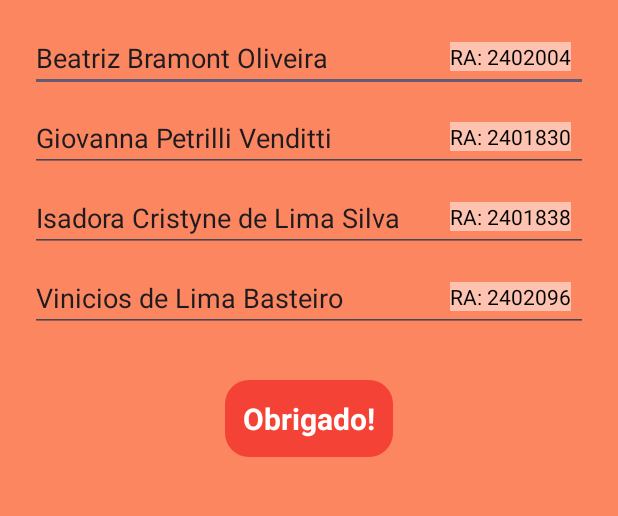
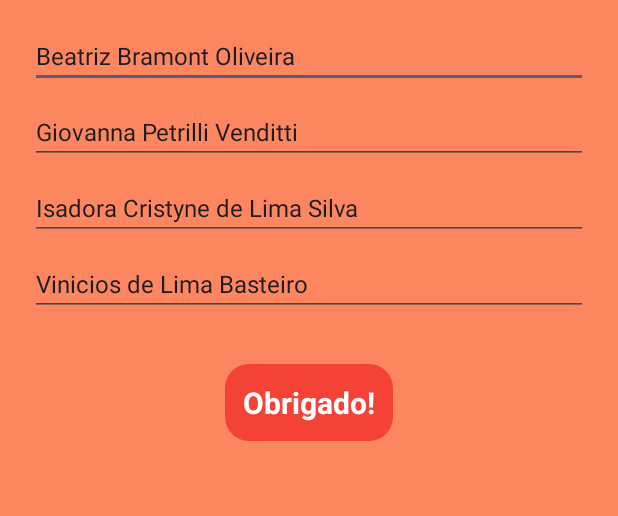
Before and after one commit to isadorasilva22/QuartetoAPP, an Android app: the LoginActivity screen opened directly, with no data from a screen before it, on a phone screen of 412 x 824 dp, the part 434-950 px from its top. Run offline under Robolectric (Android 15) with nearby library versions, the phone set to English and light mode, and no system bars.

Commit message:
Update activity_login.xml

```diff
--- a/projeto_kotlin/app/src/main/res/layout/activity_login.xml
+++ b/projeto_kotlin/app/src/main/res/layout/activity_login.xml
@@ -1,5 +1,6 @@
 <?xml version="1.0" encoding="utf-8"?>
-<androidx.constraintlayout.widget.ConstraintLayout xmlns:android="http://schemas.android.com/apk/res/android"
+<androidx.constraintlayout.widget.ConstraintLayout
+    xmlns:android="http://schemas.android.com/apk/res/android"
     xmlns:app="http://schemas.android.com/apk/res-auto"
     xmlns:tools="http://schemas.android.com/tools"
     android:layout_width="match_parent"
@@ -7,16 +8,18 @@
     android:background="#FB8660"
     android:padding="20dp">
 
+    <!-- Logo -->
     <ImageView
         android:id="@+id/logo"
         android:layout_width="128dp"
         android:layout_height="175dp"
         android:layout_marginTop="30dp"
         android:src="@drawable/logo_circo_app"
-        app:layout_constraintEnd_toEndOf="parent"
+        app:layout_constraintTop_toTopOf="parent"
         app:layout_constraintStart_toStartOf="parent"
-        app:layout_constraintTop_toTopOf="parent" />
+        app:layout_constraintEnd_toEndOf="parent" />
 
+    <!-- Nome: Bia -->
     <EditText
         android:id="@+id/bia"
         android:layout_width="0dp"
@@ -24,10 +27,23 @@
         android:layout_marginTop="16dp"
         android:inputType="text"
         android:text="Beatriz Bramont Oliveira"
-        app:layout_constraintEnd_toEndOf="parent"
+        android:textSize="16sp"
+        app:layout_constraintTop_toBottomOf="@id/logo"
         app:layout_constraintStart_toStartOf="parent"
-        app:layout_constraintTop_toBottomOf="@id/logo" />
+        app:layout_constraintEnd_toEndOf="parent"/>
 
+    <TextView
+        android:id="@+id/biaRA"
+        android:layout_width="wrap_content"
+        android:layout_height="wrap_content"
+        android:text="RA: 2402004"
+        android:textSize="16sp"
+        android:textColor="#000000"
+        android:background="#80FFFFFF"
+        app:layout_constraintStart_toEndOf="@id/bia"
+        app:layout_constraintBaseline_toBaselineOf="@id/bia"/>
+
+    <!-- Nome: Gi -->
     <EditText
         android:id="@+id/gi"
         android:layout_width="0dp"
@@ -35,10 +51,23 @@
         android:layout_marginTop="8dp"
         android:inputType="text"
         android:text="Giovanna Petrilli Venditti"
-        app:layout_constraintEnd_toEndOf="parent"
+        android:textSize="16sp"
+        app:layout_constraintTop_toBottomOf="@id/bia"
         app:layout_constraintStart_toStartOf="parent"
-        app:layout_constraintTop_toBottomOf="@id/bia" />
+        app:layout_constraintEnd_toEndOf="parent"/>
 
+    <TextView
+        android:id="@+id/giRA"
+        android:layout_width="wrap_content"
+        android:layout_height="wrap_content"
+        android:text="RA: 2401830"
+        android:textSize="16sp"
+        android:textColor="#000000"
+        android:background="#80FFFFFF"
+        app:layout_constraintStart_toEndOf="@id/gi"
+        app:layout_constraintBaseline_toBaselineOf="@id/gi"/>
+
+    <!-- Nome: Isa -->
     <EditText
         android:id="@+id/isa"
         android:layout_width="0dp"
@@ -46,10 +75,23 @@
         android:layout_marginTop="8dp"
         android:inputType="text"
         android:text="Isadora Cristyne de Lima Silva"
-        app:layout_constraintEnd_toEndOf="parent"
+        android:textSize="16sp"
+        app:layout_constraintTop_toBottomOf="@id/gi"
         app:layout_constraintStart_toStartOf="parent"
-        app:layout_constraintTop_toBottomOf="@id/gi" />
+        app:layout_constraintEnd_toEndOf="parent"/>
 
+    <TextView
+        android:id="@+id/isaRA"
+        android:layout_width="wrap_content"
+        android:layout_height="wrap_content"
+        android:text="RA: 2401838"
+        android:textSize="16sp"
+        android:textColor="#000000"
+        android:background="#80FFFFFF"
+        app:layout_constraintStart_toEndOf="@id/isa"
+        app:layout_constraintBaseline_toBaselineOf="@id/isa"/>
+
+    <!-- Nome: Vini -->
     <EditText
         android:id="@+id/vini"
         android:layout_width="0dp"
@@ -57,71 +99,37 @@
         android:layout_marginTop="8dp"
         android:inputType="text"
         android:text="Vinicios de Lima Basteiro"
-        app:layout_constraintEnd_toEndOf="parent"
+        android:textSize="16sp"
+        app:layout_constraintTop_toBottomOf="@id/isa"
         app:layout_constraintStart_toStartOf="parent"
-        app:layout_constraintTop_toBottomOf="@id/isa" />
-
-    <TextView
-        android:id="@+id/biaRA"
-        android:layout_width="wrap_content"
-        android:layout_height="wrap_content"
-        android:layout_marginStart="280dp"
-        android:layout_marginTop="12dp"
-        android:background="#80FFFFFF"
-        android:text="RA: 2402004"
-        android:textColor="#000000"
-        app:layout_constraintStart_toStartOf="@id/bia"
-        app:layout_constraintTop_toTopOf="@id/bia" /> <!-- Semitransparente para sobrepor visivelmente -->
-    <TextView
-        android:id="@+id/giRA"
-        android:layout_width="wrap_content"
-        android:layout_height="wrap_content"
-        android:layout_marginStart="280dp"
-        android:layout_marginTop="12dp"
-        android:background="#80FFFFFF"
-        android:text="RA: 2401830"
-        android:textColor="#000000"
-        app:layout_constraintStart_toStartOf="@id/gi"
-        app:layout_constraintTop_toTopOf="@id/gi" />
-
-    <TextView
-        android:id="@+id/isaRA"
-        android:layout_width="wrap_content"
-        android:layout_height="wrap_content"
-        android:layout_marginStart="280dp"
-        android:layout_marginTop="12dp"
-        android:background="#80FFFFFF"
-        android:text="RA: 2401838"
-        android:textColor="#000000"
-        app:layout_constraintStart_toStartOf="@id/isa"
-        app:layout_constraintTop_toTopOf="@id/isa" />
+        app:layout_constraintEnd_toEndOf="parent"/>
 
     <TextView
         android:id="@+id/viniRA"
         android:layout_width="wrap_content"
         android:layout_height="wrap_content"
-        android:layout_marginStart="280dp"
-        android:layout_marginTop="12dp"
+        android:text="RA: 2402096"
+        android:textSize="16sp"
+        android:textColor="#000000"
         android:background="#80FFFFFF"
-        android:text="RA: 2402096"
-        android:textColor="#000000"
-        app:layout_constraintStart_toStartOf="@id/vini"
-        app:layout_constraintTop_toTopOf="@id/vini" />
+        app:layout_constraintStart_toEndOf="@id/vini"
+        app:layout_constraintBaseline_toBaselineOf="@id/vini"/>
 
+    <!-- Obrigado -->
     <TextView
         android:id="@+id/obg"
         android:layout_width="wrap_content"
         android:layout_height="wrap_content"
+        android:layout_marginTop="32dp"
         android:text="Obrigado!"
+        android:textSize="20sp"
         android:textColor="#FFFFFF"
-        android:textSize="20sp"
         android:textStyle="bold"
         android:background="@drawable/bg_textview_rounded"
         android:padding="12dp"
         android:gravity="center"
-        app:layout_constraintTop_toBottomOf="@+id/vini"
+        app:layout_constraintTop_toBottomOf="@id/vini"
         app:layout_constraintStart_toStartOf="parent"
-        app:layout_constraintEnd_toEndOf="parent"
-        android:layout_marginTop="32dp"/>
+        app:layout_constraintEnd_toEndOf="parent"/>
 
 </androidx.constraintlayout.widget.ConstraintLayout>
```
